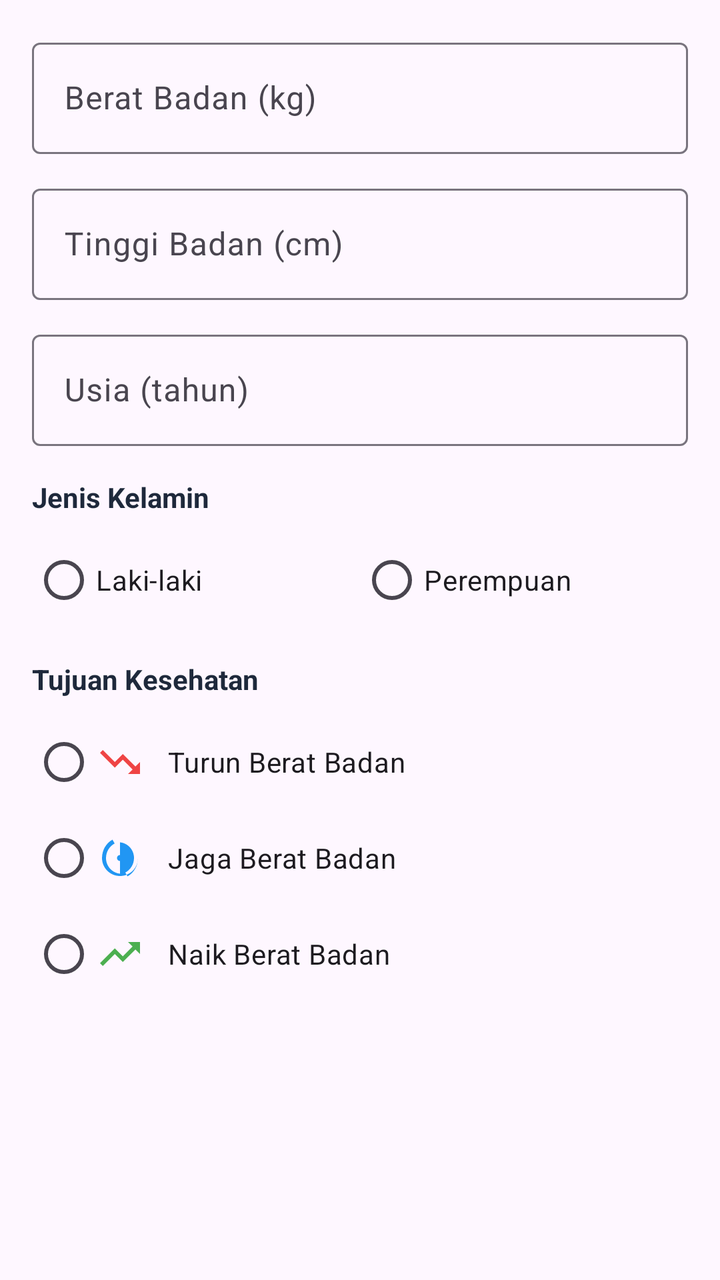
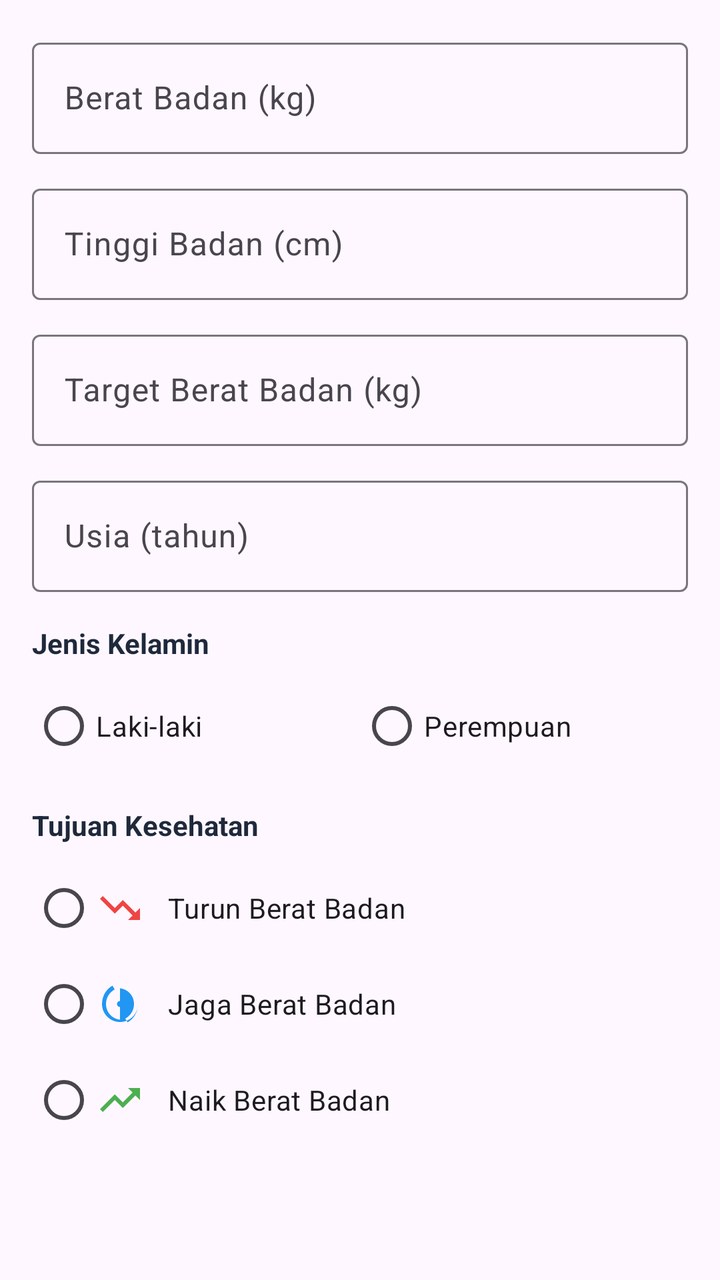

Before-and-after screenshots of an Android layout around one commit, followed by the original layout XML and the change that was made.
<!-- AndroidManifest.xml: application theme Theme.GIZI -->
<!-- res/layout/dialog_edit_profil.xml -->
<?xml version="1.0" encoding="utf-8"?>
<ScrollView xmlns:android="http://schemas.android.com/apk/res/android"
    xmlns:app="http://schemas.android.com/apk/res-auto"
    android:layout_width="match_parent"
    android:layout_height="wrap_content">

    <LinearLayout
        android:layout_width="match_parent"
        android:layout_height="wrap_content"
        android:orientation="vertical"
        android:padding="16dp">

        <com.google.android.material.textfield.TextInputLayout
            android:layout_width="match_parent"
            android:layout_height="wrap_content"
            android:hint="Berat Badan (kg)"
            app:hintEnabled="true">
            <com.google.android.material.textfield.TextInputEditText
                android:id="@+id/et_edit_berat"
                android:layout_width="match_parent"
                android:layout_height="wrap_content"
                android:inputType="numberDecimal" />
        </com.google.android.material.textfield.TextInputLayout>

        <com.google.android.material.textfield.TextInputLayout
            android:layout_width="match_parent"
            android:layout_height="wrap_content"
            android:layout_marginTop="12dp"
            android:hint="Tinggi Badan (cm)"
            app:hintEnabled="true">
            <com.google.android.material.textfield.TextInputEditText
                android:id="@+id/et_edit_tinggi"
                android:layout_width="match_parent"
                android:layout_height="wrap_content"
                android:inputType="numberDecimal" />
        </com.google.android.material.textfield.TextInputLayout>

        <com.google.android.material.textfield.TextInputLayout
            android:layout_width="match_parent"
            android:layout_height="wrap_content"
            android:layout_marginTop="12dp"
            android:hint="Usia (tahun)"
            app:hintEnabled="true">
            <com.google.android.material.textfield.TextInputEditText
                android:id="@+id/et_edit_usia"
                android:layout_width="match_parent"
                android:layout_height="wrap_content"
                android:inputType="number" />
        </com.google.android.material.textfield.TextInputLayout>

        <TextView
            android:layout_width="wrap_content"
            android:layout_height="wrap_content"
            android:layout_marginTop="16dp"
            android:text="Jenis Kelamin"
            android:textColor="#1E293B"
            android:textStyle="bold" />

        <RadioGroup
            android:id="@+id/rg_edit_gender"
            android:layout_width="match_parent"
            android:layout_height="wrap_content"
            android:layout_marginTop="8dp"
            android:orientation="horizontal">
            <RadioButton
                android:id="@+id/rb_edit_laki"
                android:layout_width="0dp"
                android:layout_height="wrap_content"
                android:layout_weight="1"
                android:text="Laki-laki" />
            <RadioButton
                android:id="@+id/rb_edit_perempuan"
                android:layout_width="0dp"
                android:layout_height="wrap_content"
                android:layout_weight="1"
                android:text="Perempuan" />
        </RadioGroup>

        <TextView
            android:layout_width="wrap_content"
            android:layout_height="wrap_content"
            android:layout_marginTop="16dp"
            android:text="Tujuan Kesehatan"
            android:textColor="#1E293B"
            android:textStyle="bold" />

        <RadioGroup
            android:layout_width="match_parent"
            android:layout_height="wrap_content"
            android:layout_marginTop="8dp">
            <RadioButton
                android:id="@+id/rb_edit_turun"
                android:layout_width="match_parent"
                android:layout_height="48dp"
                android:gravity="center_vertical"
                android:drawableStart="@drawable/ic_trending_down"
                android:drawablePadding="12dp"
                android:drawableTint="@color/status_red"
                android:text="Turun Berat Badan" />
            <RadioButton
                android:id="@+id/rb_edit_jaga"
                android:layout_width="match_parent"
                android:layout_height="48dp"
                android:gravity="center_vertical"
                android:drawableStart="@drawable/ic_balance"
                android:drawablePadding="12dp"
                android:drawableTint="@color/primary_blue"
                android:text="Jaga Berat Badan" />
            <RadioButton
                android:id="@+id/rb_edit_naik"
                android:layout_width="match_parent"
                android:layout_height="48dp"
                android:gravity="center_vertical"
                android:drawableStart="@drawable/ic_trending_up"
                android:drawablePadding="12dp"
                android:drawableTint="@color/primary_green"
                android:text="Naik Berat Badan" />
        </RadioGroup>

    </LinearLayout>
</ScrollView>
<!-- resources referenced by this layout -->
<resources>
  <color name="primary_blue">#2196F3</color>
  <color name="primary_green">#4CAF50</color>
  <color name="status_red">#EF4444</color>
  <!-- drawable ic_balance (drawable) -->
  <vector xmlns:android="http://schemas.android.com/apk/res/android"
      android:width="24dp"
      android:height="24dp"
      android:viewportWidth="24"
      android:viewportHeight="24">
      <path
          android:fillColor="#FF000000"
          android:pathData="M12,3v1.16C16,4.58 19,7.94 19,12c0,3.15 -1.76,5.88 -4.33,7.27l1.1,1.9C18.89,19.46 21,15.98 21,12c0,4.97 -4.03,9 -9,9s-9,-4.03 -9,-9c0,-3.98 2.11,-7.46 5.23,-9.17l1.1,1.9C6.76,6.12 5,8.85 5,12c0,4.06 3,7.42 7,7.84V3H12zM12,13.5c-0.83,0 -1.5,-0.67 -1.5,-1.5s0.67,-1.5 1.5,-1.5 1.5,0.67 1.5,1.5 -0.67,1.5 -1.5,1.5z"/>
  </vector>
  <!-- drawable ic_trending_down (drawable) -->
  <vector xmlns:android="http://schemas.android.com/apk/res/android"
      android:width="24dp"
      android:height="24dp"
      android:viewportWidth="24"
      android:viewportHeight="24">
      <path
          android:fillColor="#FF000000"
          android:pathData="M16,18l2.29,-2.29-4.88,-4.88-4,4L2,7.41L3.41,6L9.41,12l4,-4l6.3,6.29L22,12v6H16z"/>
  </vector>
  <!-- drawable ic_trending_up (drawable) -->
  <vector xmlns:android="http://schemas.android.com/apk/res/android"
      android:width="24dp"
      android:height="24dp"
      android:viewportWidth="24"
      android:viewportHeight="24">
      <path
          android:fillColor="#FF000000"
          android:pathData="M16,6l2.29,2.29-4.88,4.88-4,-4L2,16.59L3.41,18l6,-6l4,4l6.3,-6.29L22,12V6H16z"/>
  </vector>
  <style name="Theme.GIZI" parent="Base.Theme.GIZI" />
  <style name="Base.Theme.GIZI" parent="Theme.Material3.DayNight.NoActionBar">
          
          
      </style>
</resources>

<!-- the commit's change to res/layout/dialog_edit_profil.xml (unified diff, before → after) -->
@@ -30,6 +30,19 @@
             app:hintEnabled="true">
             <com.google.android.material.textfield.TextInputEditText
                 android:id="@+id/et_edit_tinggi"
+                android:layout_width="match_parent"
+                android:layout_height="wrap_content"
+                android:inputType="numberDecimal" />
+        </com.google.android.material.textfield.TextInputLayout>
+
+        <com.google.android.material.textfield.TextInputLayout
+            android:layout_width="match_parent"
+            android:layout_height="wrap_content"
+            android:layout_marginTop="12dp"
+            android:hint="Target Berat Badan (kg)"
+            app:hintEnabled="true">
+            <com.google.android.material.textfield.TextInputEditText
+                android:id="@+id/et_edit_target_berat"
                 android:layout_width="match_parent"
                 android:layout_height="wrap_content"
                 android:inputType="numberDecimal" />
